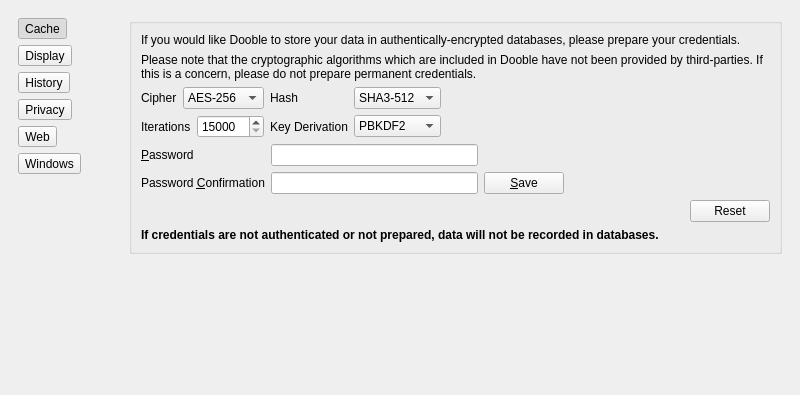
First picture: the form in 2.x/UI/dooble_settings.ui, repository textbrowser/dooble, before the edit; both pictures show x 0 to 800 and y 0 to 395 of the 800 by 700 pixel window.
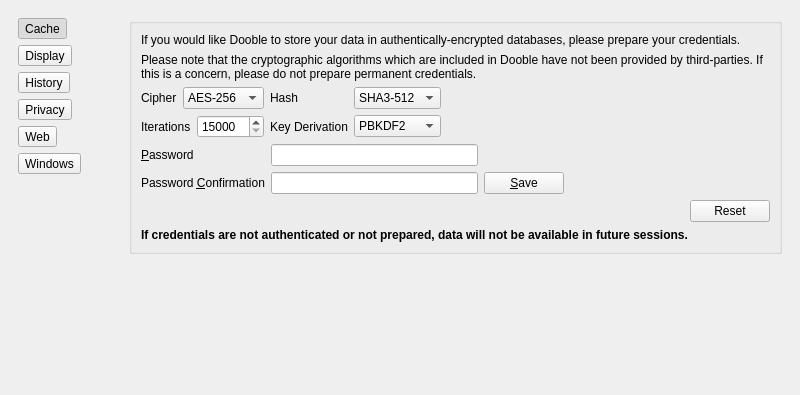
Second picture: the form after the edit. The open tabs and pages were chosen to show the change. Icons and pictures are not drawn.

Commit message: Temporary favicons.

```diff
--- a/2.x/UI/dooble_settings.ui
+++ b/2.x/UI/dooble_settings.ui
@@ -586,7 +586,7 @@
                 </font>
                </property>
                <property name="text">
-                <string>If credentials are not authenticated or not prepared, data will not be recorded in databases.</string>
+                <string>If credentials are not authenticated or not prepared, data will not be available in future sessions.</string>
                </property>
                <property name="wordWrap">
                 <bool>true</bool>
```
The commit also changes 2 other files.
